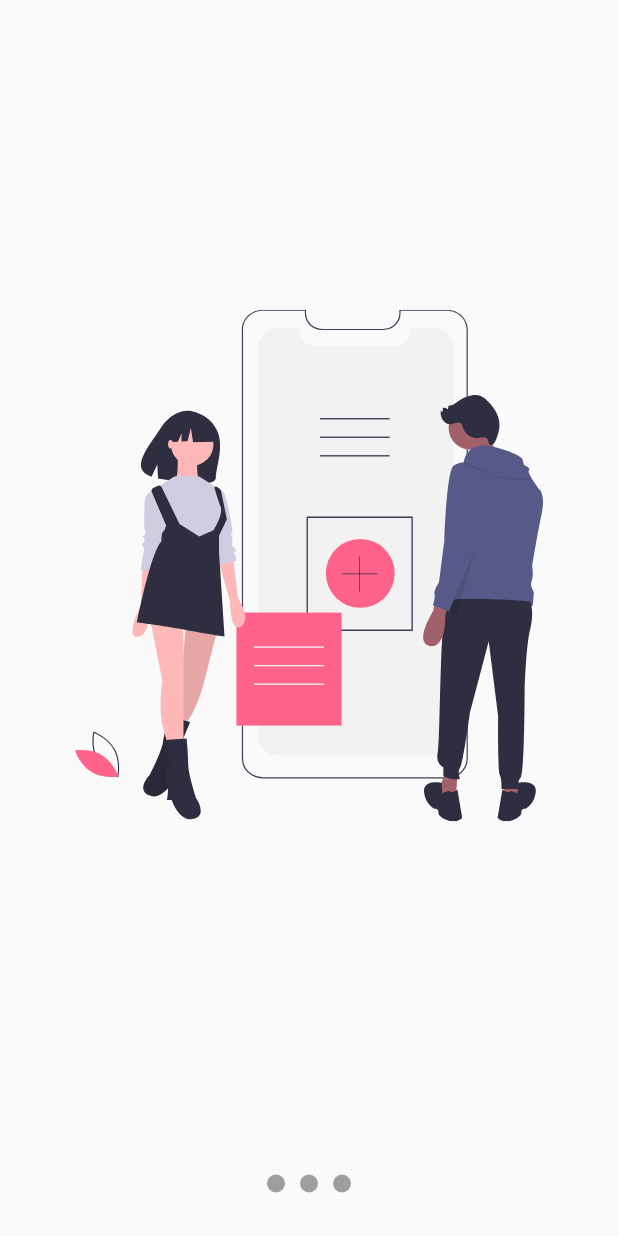
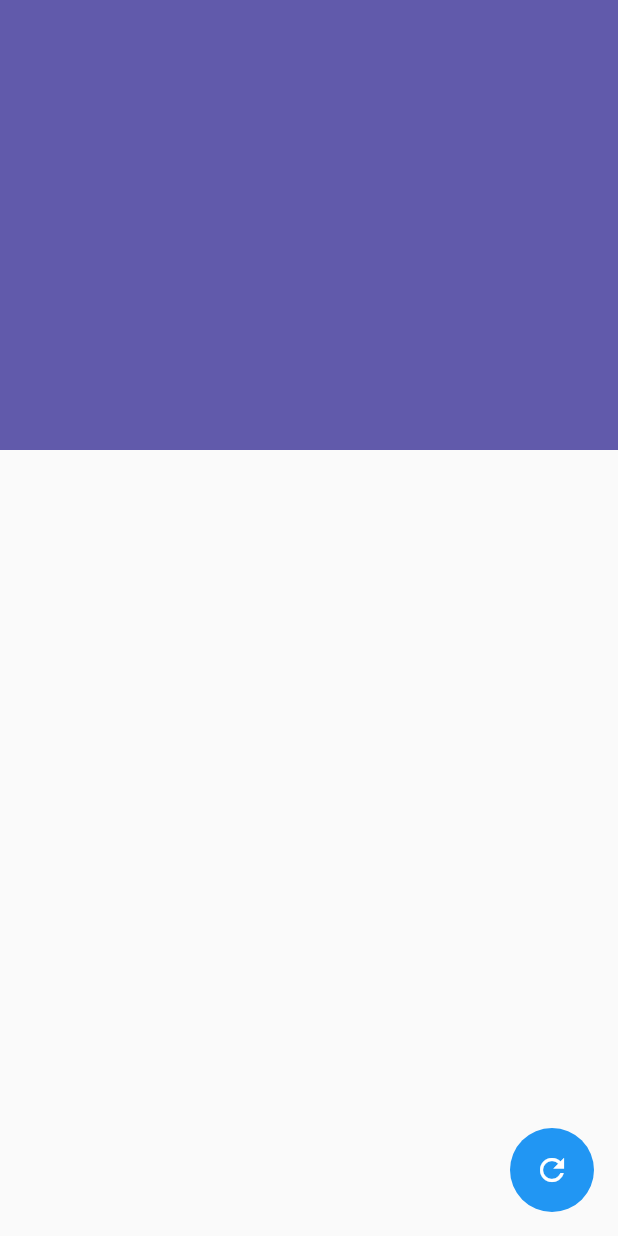
Before and after one commit to bertux77/disenos_cap1, a Flutter app: the screen it shows after launch, on a phone screen of 412 x 824 dp. Run offline on Flutter 3.47's test engine with Material 2 defaults, Android fonts, the phone set to English and light mode, and no system bars; our stand-ins replace flutter_svg.

```diff
--- a/lib/main.dart
+++ b/lib/main.dart
@@ -2,7 +2,8 @@
 
 // import 'package:cap1/src/labs/circular_progress_page.dart';
 // import 'package:cap1/src/pages/graficas_circulas_page.dart';
-// import 'package:cap1/src/pages/headers_page.dart';
+import 'package:cap1/src/pages/headers_page.dart';
+import 'package:cap1/src/pages/headers_page2.dart';
 import 'package:cap1/src/pages/slideshow_page.dart';
 
 import 'package:flutter/material.dart';
@@ -10,13 +11,15 @@ import 'package:flutter/material.dart';
 void main() => runApp(MyApp());
 
 class MyApp extends StatelessWidget {
+  const MyApp({Key? key}) : super(key: key);
+
   @override
   Widget build(BuildContext context) {
     return MaterialApp(
       debugShowCheckedModeBanner: false,
       title: 'Diseños APP',
-      home: SlideShowPage(),
-      //home: HeadersPage(),
+      //home: SlideShowPage(),
+      home: HeadersPage2(),
     );
   }
 }
--- /dev/null
+++ b/lib/src/pages/headers_page2.dart
@@ -0,0 +1,66 @@
+import 'package:cap1/src/widgets/headers.dart';
+import 'package:flutter/material.dart';
+
+class HeadersPage2 extends StatefulWidget {
+  const HeadersPage2({Key? key}) : super(key: key);
+
+
+  @override
+  State<HeadersPage2> createState() => _HeadersPage2State();
+}
+
+class _HeadersPage2State extends State<HeadersPage2> {
+  @override
+  int index = 1;
+   Map<int, dynamic> headers = {
+      1: HeaderCuadrado(),
+      2: HeaderBordersRedondeados(),
+      3: HeaderDiagonal(),
+      4: HeaderTriangulo(),
+      5: HeaderPico(),
+      6: HeaderCurvas(),
+      7: HeaderMultiCurvas(),
+      8: HeaderMultiCurvasReves(),
+      9: HeaderMultiCurvasGradient(),
+
+    };
+  Widget build(BuildContext context) {
+    return Scaffold(
+
+        floatingActionButton: FloatingActionButton(
+        elevation: 0,
+        child: const Icon(Icons.refresh),
+        onPressed: () {
+          setState(() {
+            if(index == 9) {
+              index = 0;
+            }
+            index +=1;
+          });
+        },
+      ),
+      // body: AnimatedContainer(
+      //   duration: const Duration(milliseconds: 4000),
+      //   child: headers[index],
+      //   ),
+
+       body: AnimatedSwitcher(
+               switchInCurve: Curves.linear,
+               switchOutCurve: Curves.linear,
+               duration: const Duration(milliseconds: 800),
+                // transitionBuilder: (Widget child, Animation<double> animation) {
+                //   return ScaleTransition(scale: animation, child: child);
+                // },
+               child: headers[index]
+                //   This key causes the AnimatedSwitcher to interpret this as a "new"
+                //   child each time the count changes, so that it will begin its animation
+                //   when the count changes.
+                //  key: ValueKey<int>(_count),
+
+               ),
+
+    );
+
+
+  }
+}
--- a/lib/src/pages/slideshow_page.dart
+++ b/lib/src/pages/slideshow_page.dart
@@ -1,20 +1,26 @@
+import 'package:cap1/src/models/slider_model.dart';
 import 'package:flutter/material.dart';
 import 'package:flutter_svg/flutter_svg.dart';
+import 'package:provider/provider.dart';
 
 class SlideShowPage extends StatelessWidget {
 
 
   @override
   Widget build(BuildContext context) {
-    return Scaffold(
+    return ChangeNotifierProvider(
+      create: (_) => SliderModel(),
+      child: Scaffold(
         body: Center(
           child: Column(
             children: [
               Expanded(
-              child: _Slides()),
-            _Dots()
+                child: _Slides(),
+                ),
+              const _Dots()
             ],
           )),
+      ),
     );
   }
 }
@@ -49,12 +55,13 @@ class _Dot extends StatelessWidget {
 
   @override
   Widget build(BuildContext context) {
+    final pageViewIndex = Provider.of<SliderModel>(context).currentPage;
     return Container(
       margin: const EdgeInsets.symmetric(horizontal: 5),
       width: 12,
       height: 12,
-      decoration: const BoxDecoration(
-        color: Colors.grey,
+      decoration: BoxDecoration(
+        color: (pageViewIndex == index) ? Colors.blue : Colors.grey,
         shape: BoxShape.circle
       ),
     );
@@ -75,7 +82,10 @@ class _SlidesState extends State<_Slides> {
   @override
   void initState() {
     pageViewController.addListener(() {
-      print('Pagina actual: ${pageViewController.page}');
+      //print('Pagina actual: ${pageViewController.page}');
+
+      //Actualizar el provider Slidermodel
+      Provider.of<SliderModel>(context, listen: false).currentPage = pageViewController.page! ;
     });
     super.initState();
   }
--- a/lib/src/widgets/headers.dart
+++ b/lib/src/widgets/headers.dart
@@ -6,6 +6,7 @@ class HeaderCuadrado extends StatelessWidget {
     return Container(
       height: 300,
       color: const Color(0xff615AAB),
+
     );
   }
 }
@@ -14,6 +15,7 @@ class HeaderBordersRedondeados extends StatelessWidget {
   @override
   Widget build(BuildContext context) {
     return Container(
+
       height: 300,
       decoration: const BoxDecoration(
           color: Color(0xff615AAB),
@@ -28,6 +30,7 @@ class HeaderDiagonal extends StatelessWidget {
   @override
   Widget build(BuildContext context) {
     return Container(
+
       height: double.infinity,
       width: double.infinity,
       //color: const Color(0xff615AAB),
--- a/pubspec.yaml
+++ b/pubspec.yaml
@@ -35,6 +35,7 @@ dependencies:
   # Use with the CupertinoIcons class for iOS style icons.
   cupertino_icons: ^1.0.2
   flutter_svg: ^1.0.3
+  provider: ^6.0.2
 
 dev_dependencies:
   flutter_test:
```
Also changed, not shown: lib/src/models/slider_model.dart (added, +12 -0 lines), lib/src/pages/headers_page.dart (+8 -4 lines), pubspec.lock. Lines whose indentation alone changed are shown as unchanged.
